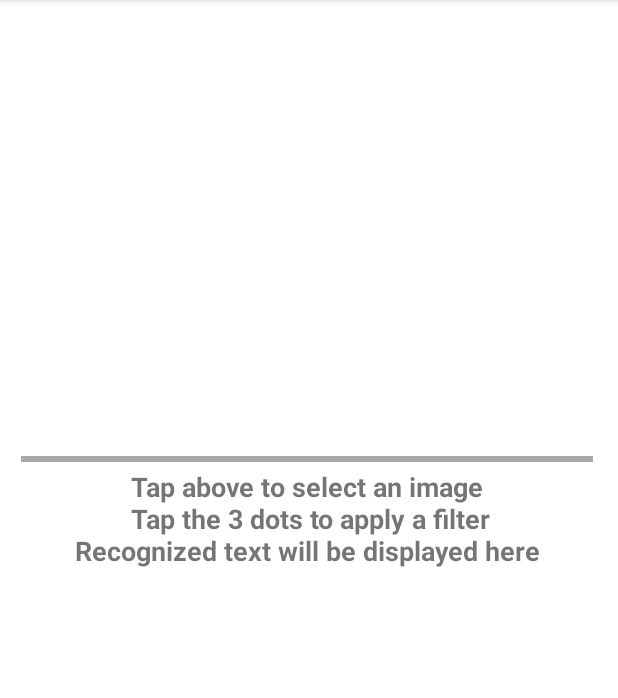
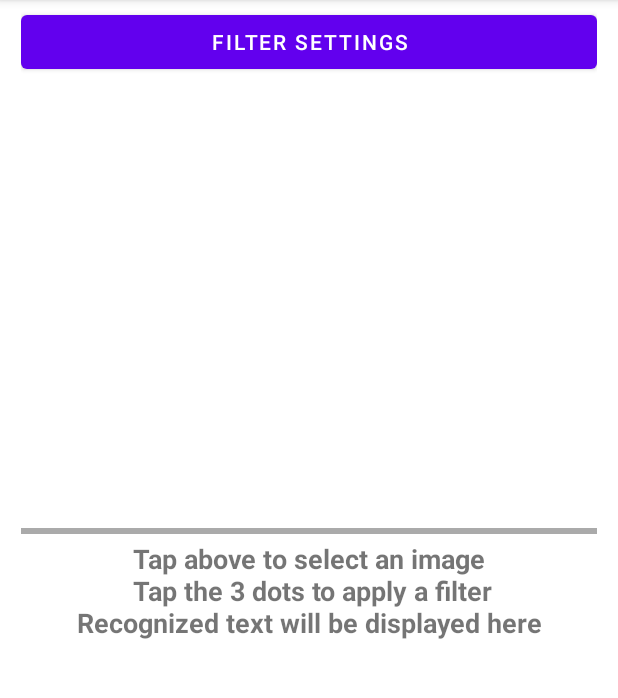
Before and after one commit to a-ndr3/JKU_Multimedia_Labs, an Android app: the screen it shows after launch (MainActivity), on a phone screen of 412 x 824 dp, the part 84-782 px from its top. Run offline under Robolectric (Android 15) with nearby library versions, the phone set to English and light mode, and no system bars; libraries missing offline, so code that uses them is left out: com.google.mlkit.vision.

Commit message:
Designed a UI for FilterSettings (Logic not yet implemented)

```diff
--- a/app/src/main/AndroidManifest.xml
+++ b/app/src/main/AndroidManifest.xml
@@ -26,6 +26,10 @@
                 <category android:name="android.intent.category.LAUNCHER" />
             </intent-filter>
         </activity>
+        <activity
+            android:name=".FilterActivity"
+            android:exported="true">
+        </activity>
     </application>
 
 </manifest>
--- a/app/src/main/java/at/jku/students/multimediasystemtextrecognition/MainActivity.kt
+++ b/app/src/main/java/at/jku/students/multimediasystemtextrecognition/MainActivity.kt
@@ -9,6 +9,8 @@ import android.provider.MediaStore
 import android.util.Log
 import android.view.Menu
 import android.view.MenuItem
+import android.widget.Button
+import android.widget.Filter
 import android.widget.ImageView
 import android.widget.TextView
 import androidx.appcompat.app.AppCompatActivity
@@ -27,7 +29,14 @@ class MainActivity : AppCompatActivity() {
 
     override fun onCreate(savedInstanceState: Bundle?) {
         super.onCreate(savedInstanceState)
-        setContentView(R.layout.layout)
+        setContentView(R.layout.main_layout)
+
+        val button : Button = findViewById(R.id.settings)
+        button.setOnClickListener {
+            // TODO start Filter Activity
+            val intent = Intent(this, FilterActivity::class.java)
+            startActivity(intent)
+        }
 
         val imageView = findViewById<ImageView>(R.id.img)
         image = imageView
--- a/app/src/main/java/at/jku/students/multimediasystemtextrecognition/filter/Filters.kt
+++ b/app/src/main/java/at/jku/students/multimediasystemtextrecognition/filter/Filters.kt
@@ -7,7 +7,6 @@ import kotlin.math.hypot
 import kotlin.math.max
 import kotlin.math.min
 import kotlin.math.roundToInt
-import kotlin.collections.HashMap
 
 enum class FilterTypes {
     BINARY,
--- a/app/src/main/res/layout/layout.xml
+++ b/app/src/main/res/layout/main_layout.xml
@@ -30,6 +30,12 @@
             android:layout_weight="1"
             android:orientation="vertical">
 
+            <Button
+                android:id="@+id/settings"
+                android:layout_width="match_parent"
+                android:layout_height="wrap_content"
+                android:text="@string/filter_settings" />
+
             <ImageView
                 android:id="@+id/img"
                 android:layout_width="match_parent"
@@ -45,22 +51,21 @@
             <TextView
                 android:id="@+id/txt"
                 android:layout_width="match_parent"
-                android:layout_height="219dp"
+                android:layout_height="310dp"
                 android:padding="4dp"
+                android:text="Tap above to select an image\n Tap the 3 dots to apply a filter\nRecognized text will be displayed here"
                 android:textAlignment="center"
-                android:text="Tap above to select an image\n Tap the 3 dots to apply a filter\nRecognized text will be displayed here"
                 android:textAllCaps="false"
                 android:textSize="18sp"
                 android:textStyle="bold" />
 
+            <Button
+                android:id="@+id/button2"
+                android:layout_width="match_parent"
+                android:layout_height="wrap_content"
+                android:text="@string/filter_settings" />
+
         </LinearLayout>
-
-        <LinearLayout
-            android:layout_width="0dp"
-            android:layout_height="wrap_content"
-            android:layout_margin="4dp"
-            android:layout_weight="1"
-            android:orientation="vertical" />
 
     </LinearLayout>
 
--- a/app/src/main/res/values/strings.xml
+++ b/app/src/main/res/values/strings.xml
@@ -10,4 +10,6 @@
     <string name="saturation_hsv">Saturation HSV Filter</string>
     <string name="brightness_hsv">Brightness HSV Filter</string>
     <string name="hue_hsv">Hue HSV Filter</string>
+    <string name="filter_settings">Filter Settings</string>
+    <string name="apply">Apply</string>
 </resources>
```
Also changed, not shown: app/src/main/java/at/jku/students/multimediasystemtextrecognition/FilterActivity.kt (added, +44 -0 lines), app/src/main/res/layout/filter_settings_layout.xml (added, +37 -0 lines).
